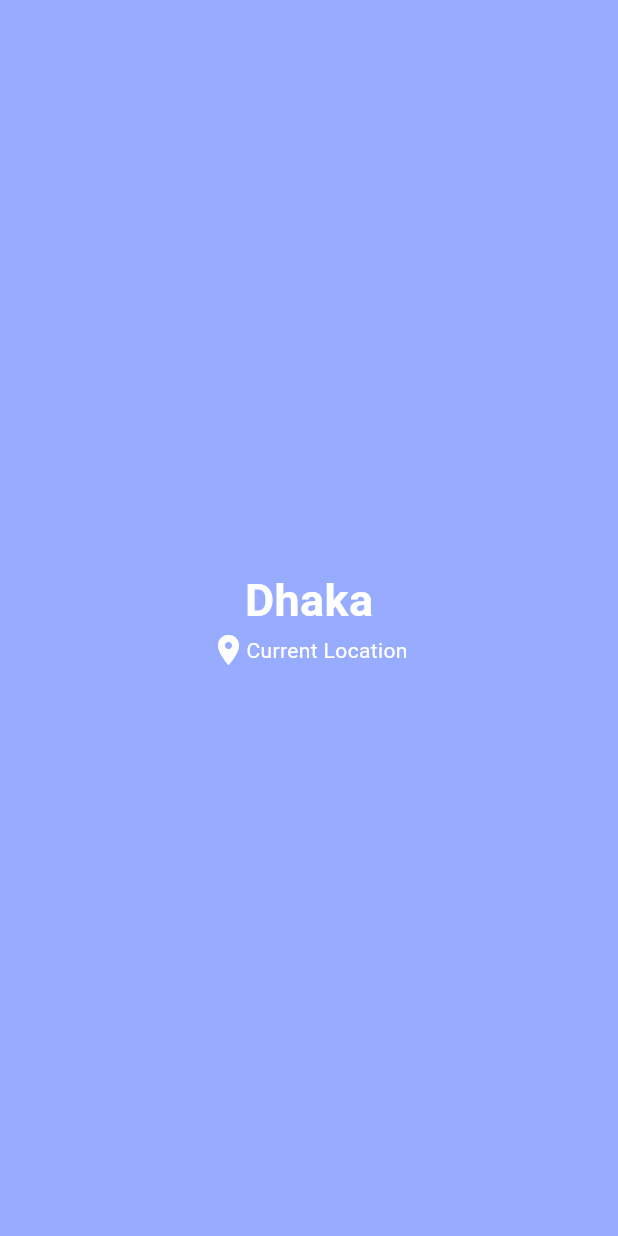
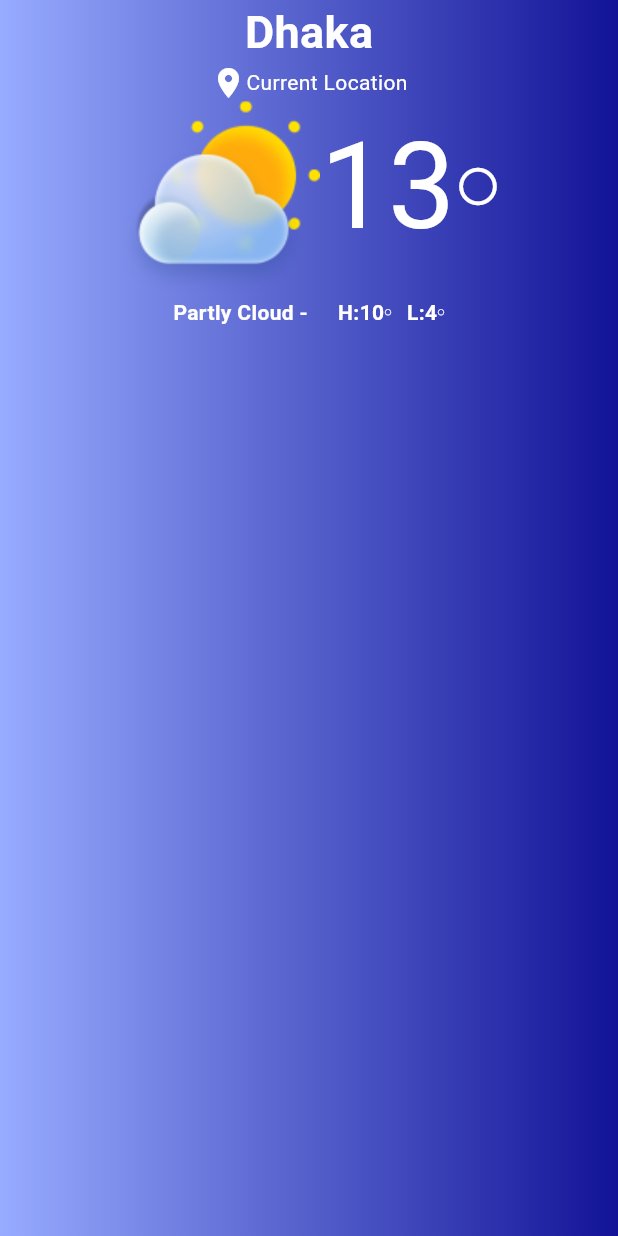
Before and after one commit to araful39/weather_app, a Flutter app: the screen it shows after launch, on a phone screen of 412 x 824 dp. Run offline on Flutter 3.47's test engine with Material 3 defaults, Android fonts, the phone set to English and light mode, and no system bars; our stand-ins replace get.

Commit message:
temperature add

```diff
--- a/lib/view/home.dart
+++ b/lib/view/home.dart
@@ -8,32 +8,127 @@ class Home extends StatelessWidget {
     return Scaffold(
       body: SafeArea(
         child: Container(
-          color: const Color(0xff97ABFF),
-          child: const Column(
-            mainAxisAlignment: MainAxisAlignment.center,
+
+        decoration: const BoxDecoration(
+          gradient: LinearGradient(
+              colors: [
+                Color(0xFF97ABFF),
+                Color(0xFF121397),
+              ],
+              begin: FractionalOffset(0.0, 0.0),
+              end: FractionalOffset(1.0, 0.0),
+              stops: [0.0, 1.0],
+              tileMode: TileMode.clamp),
+
+
+        ),
+          child: Column(
+            mainAxisAlignment: MainAxisAlignment.start,
             crossAxisAlignment: CrossAxisAlignment.center,
             children: [
-              Text(
+              const Text(
                 "Dhaka",
                 style: TextStyle(
                     color: Colors.white,
                     fontSize: 30,
                     fontWeight: FontWeight.bold),
               ),
-              Row(
+              const Row(
                 mainAxisAlignment: MainAxisAlignment.center,
                 children: [
                   Icon(
                     Icons.location_on_sharp,
-                    color:Colors.white,
-                  ),Text("Current Location",style: TextStyle(color: Colors.white),)
+                    color: Colors.white,
+                  ),
+                  Text(
+                    "Current Location",
+                    style: TextStyle(color: Colors.white),
+                  )
                 ],
               ),
               Row(
+                mainAxisAlignment: MainAxisAlignment.center,
+                crossAxisAlignment: CrossAxisAlignment.start,
+                children: [
+                  Image.asset("assets/cloudy.png"),
+                  const Row(
+                    mainAxisAlignment: MainAxisAlignment.center,
+                    crossAxisAlignment: CrossAxisAlignment.center,
+                    children: [
+                      Text(
+                        "13",
+                        style: TextStyle(
+                            color: Colors.white,
+
+                            fontSize: 80),
+                      ),
+                      Icon(
+                        Icons.circle_outlined,
+                        color: Colors.white,
+                        size: 30,
+                      )
+                    ],
+                  )
+                ],
+              ),
+
+              const Row(
+                mainAxisAlignment: MainAxisAlignment.center,
                 children: [
 
+                  Row(
+                    children: [
+                      Text(
+                        "Partly Cloud -",
+                        style: TextStyle(
+                          color: Colors.white,
+                          fontWeight: FontWeight.bold,
+                        ),
+                      ),
+                      SizedBox(
+                        width: 20,
+                      ),
+                      Row(
+                        mainAxisAlignment: MainAxisAlignment.center,
+                        children: [
+                          Text(
+                            "H:10",
+                            style: TextStyle(
+                              color: Colors.white,
+                              fontWeight: FontWeight.bold,
+                            ),
+                          ),
+                          Icon(
+                            Icons.circle_outlined,
+                            color: Colors.white,
+                            size: 5,
+                          )
+                        ],
+                      ),
+                      SizedBox(
+                        width: 10,
+                      ),
+                      Row(
+                        mainAxisAlignment: MainAxisAlignment.center,
+                        children: [
+                          Text(
+                            "L:4",
+                            style: TextStyle(
+                              color: Colors.white,
+                              fontWeight: FontWeight.bold,
+                            ),
+                          ),
+                          Icon(
+                            Icons.circle_outlined,
+                            color: Colors.white,
+                            size: 5,
+                          )
+                        ],
+                      ),
+                    ],
+                  )
                 ],
-              )
+              ),
             ],
           ),
         ),
```
